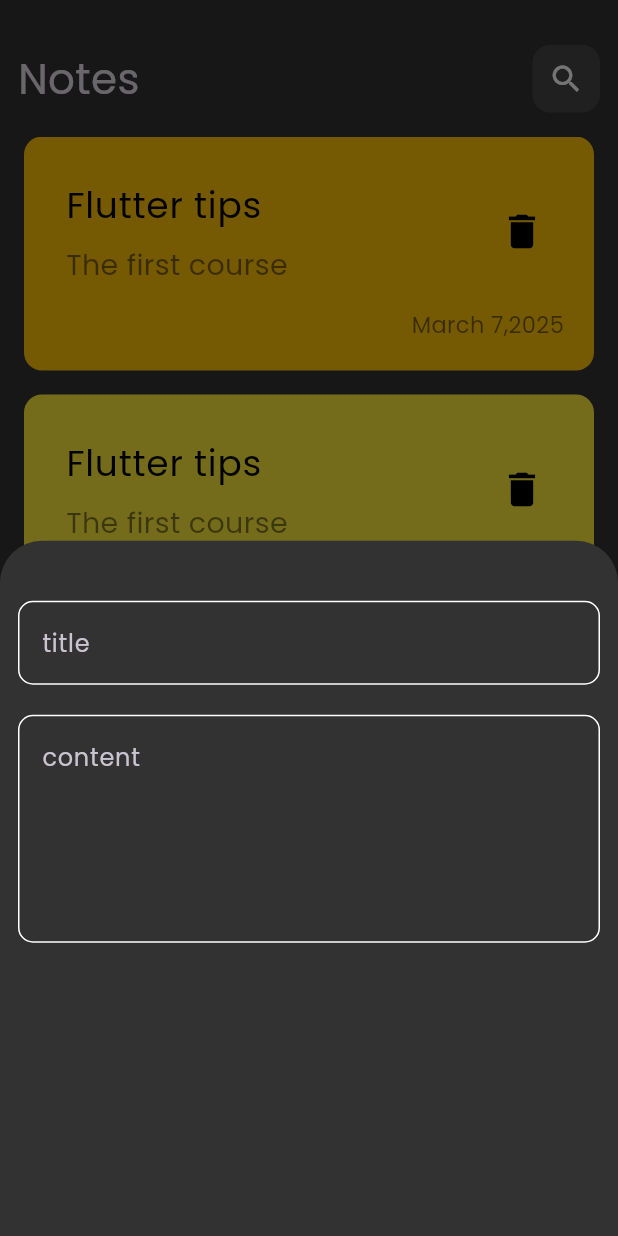
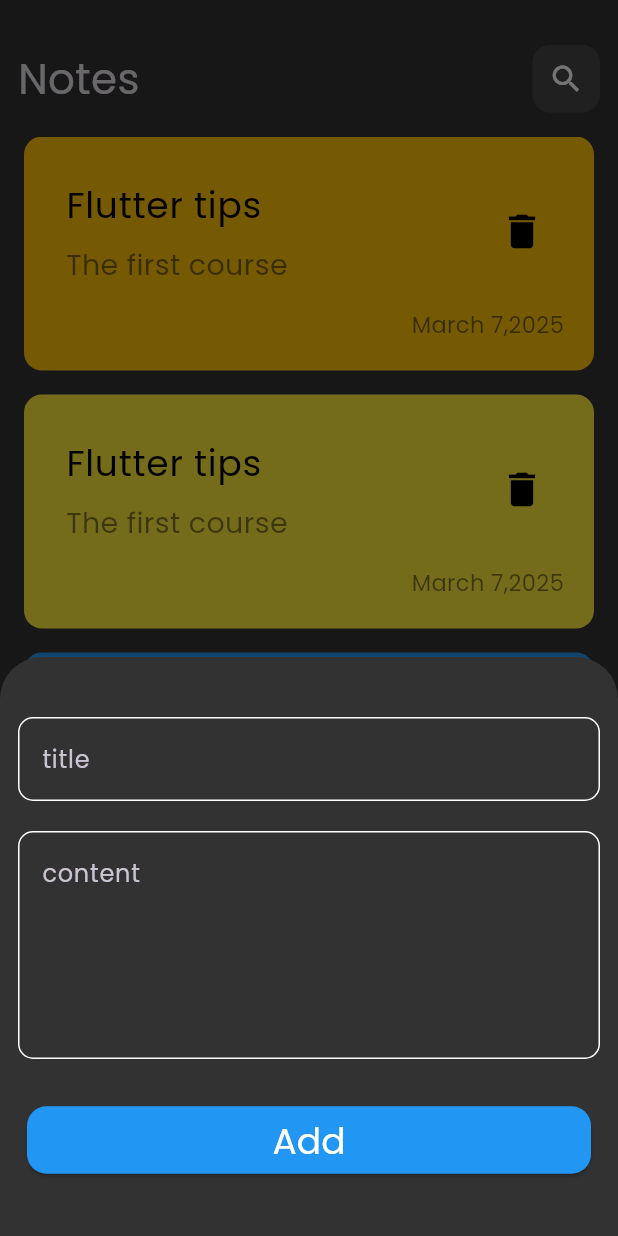
Before and after one commit to alitoson123/notes_app, a Flutter app: the screen it shows after launch, after a tap on the "add" icon, on a phone screen of 412 x 824 dp. Run offline on Flutter 3.47's test engine with Material 3 defaults, Android fonts, the phone set to English and light mode, and no system bars.

Commit message:
Create custom button

```diff
--- a/lib/Widgets/Custom_model_buttom_sheet.dart
+++ b/lib/Widgets/Custom_model_buttom_sheet.dart
@@ -1,12 +1,14 @@
 import 'package:flutter/material.dart';
 import 'package:notes_app/Widgets/Custom_text_field.dart';
+import 'package:notes_app/Widgets/custom_button.dart';
 
 class CustomModelButtomSheet extends StatelessWidget {
   const CustomModelButtomSheet({super.key});
 
   @override
   Widget build(BuildContext context) {
-    return Container(
+    return SingleChildScrollView(
+      child: Container(
         child: Padding(
           padding: const EdgeInsets.symmetric(horizontal: 12),
           child: Column(
@@ -19,7 +21,15 @@ class CustomModelButtomSheet extends StatelessWidget {
                 height: 20,
               ),
               CustomTextField(hintText: 'content', maxsize: 5),
+              SizedBox(
+                height: 30,
+              ),
+              CustomButton(textbutton: 'Add', onpressed: () { },),
+              SizedBox(
+                height: 40,
+              ),
             ],
+          ),
         ),
       ),
     );
--- a/lib/Widgets/custom_buttom.dart
+++ b/lib/Widgets/custom_Icon.dart
@@ -1,7 +1,7 @@
 import 'package:flutter/material.dart';
 
-class CustomButtom extends StatelessWidget {
-  const CustomButtom({super.key});
+class CustomIcon extends StatelessWidget {
+  const CustomIcon({super.key});
 
   @override
   Widget build(BuildContext context) {
--- a/lib/Widgets/custom_app_bar.dart
+++ b/lib/Widgets/custom_app_bar.dart
@@ -1,5 +1,5 @@
 import 'package:flutter/material.dart';
-import 'package:notes_app/Widgets/custom_buttom.dart';
+import 'package:notes_app/Widgets/custom_Icon.dart';
 
 class CustomAppBar extends StatelessWidget {
   const CustomAppBar({super.key});
@@ -15,7 +15,7 @@ class CustomAppBar extends StatelessWidget {
             style: TextStyle(fontSize: 28),
           ),
           Spacer(),
-          CustomButtom(),
+          CustomIcon(),
         ],
       ),
     );
--- /dev/null
+++ b/lib/Widgets/custom_button.dart
@@ -0,0 +1,28 @@
+import 'package:flutter/material.dart';
+
+class CustomButton extends StatelessWidget {
+  const CustomButton({super.key, required this.textbutton, required this.onpressed});
+  final String textbutton;
+  final VoidCallback onpressed;
+  @override
+  Widget build(BuildContext context) {
+    return Padding(
+      padding: const EdgeInsets.symmetric(horizontal: 6),
+      child: ElevatedButton(
+        style: ElevatedButton.styleFrom(
+          backgroundColor: Colors.blue,
+          minimumSize: Size(400, 45),
+          shape: RoundedRectangleBorder(
+            borderRadius: BorderRadius.circular(13),
+          ),
+        ),
+        onPressed: onpressed,
+        child: Text(
+          textbutton,
+          style: TextStyle(
+              fontSize: 24,  color: Colors.white),
+        ),
+      ),
+    );
+  }
+}
```
Lines whose indentation alone changed are shown as unchanged.
